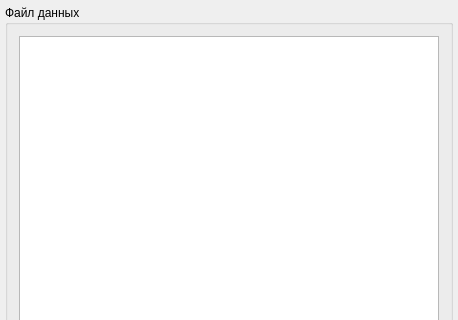
First picture: the form in phx-cnc-ui-mainform/src/forms/CXFilesList.ui, repository superkulpa/phx-cnc-ui, before the edit; both pictures show x 0 to 458 and y 0 to 320 of the 458 by 547 pixel window.
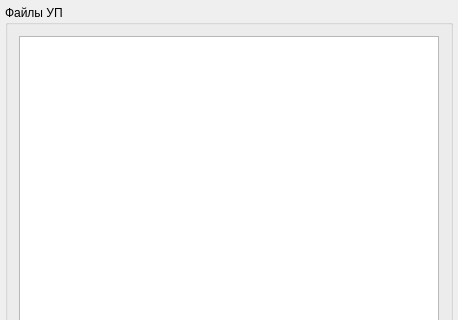
Second picture: the form after the edit. Icons and pictures are not drawn. Custom widgets are drawn as their Qt base class.

What changed in the file:
```diff
--- a/phx-cnc-ui-mainform/src/forms/CXFilesList.ui
+++ b/phx-cnc-ui-mainform/src/forms/CXFilesList.ui
@@ -32,7 +32,7 @@
    <item>
     <widget class="QGroupBox" name="groupBox">
      <property name="title">
-      <string>Файл данных</string>
+      <string>Файлы УП</string>
      </property>
      <layout class="QVBoxLayout" name="verticalLayout">
       <item>
```
